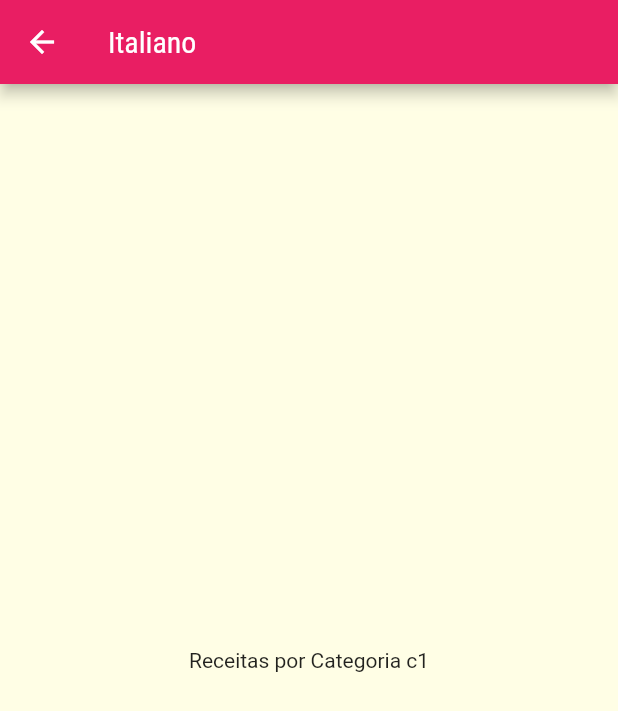
After one commit to AfonsoMachado/meals_app, a Flutter app: the screen it shows after launch, after a tap on "Italiano", on a phone screen of 412 x 824 dp. The commit adds this screen. Shown: the top 711 px of the screen. Run offline on Flutter 3.47's test engine with Material 2 defaults, Android fonts, the phone set to English and light mode, and no system bars.

Commit message:
feat: create category meals screen

```diff
--- a/lib/components/category_item.dart
+++ b/lib/components/category_item.dart
@@ -1,14 +1,27 @@
 import 'package:flutter/material.dart';
 import 'package:meals_app/models/category.dart';
+import 'package:meals_app/screens/categories_meals_screen.dart';
 
 class CategoryItem extends StatelessWidget {
   final Category category;
 
   const CategoryItem(this.category, {super.key});
 
+  // Função para chamar a tela CategoriesMealsScreen
+  void _selectCategory(BuildContext context) {
+    Navigator.of(context).push(
+        MaterialPageRoute(builder: (_) => CategoriesMealsScreen(category)));
+  }
+
   @override
   Widget build(BuildContext context) {
-    return Container(
+    // Componente Clicavel
+    return InkWell(
+      onTap: () => _selectCategory(context),
+      // Borda da área do click
+      borderRadius: BorderRadius.circular(15),
+      splashColor: Theme.of(context).colorScheme.primary,
+      child: Container(
         padding: const EdgeInsets.all(15),
         decoration: BoxDecoration(
             borderRadius: BorderRadius.circular(15),
@@ -24,6 +37,7 @@ class CategoryItem extends StatelessWidget {
           category.title,
           style: Theme.of(context).textTheme.titleLarge,
         ),
+      ),
     );
   }
 }
--- /dev/null
+++ b/lib/screens/categories_meals_screen.dart
@@ -0,0 +1,20 @@
+import 'package:flutter/material.dart';
+import 'package:meals_app/models/category.dart';
+
+class CategoriesMealsScreen extends StatelessWidget {
+  final Category category;
+
+  const CategoriesMealsScreen(this.category, {super.key});
+
+  @override
+  Widget build(BuildContext context) {
+    return Scaffold(
+      appBar: AppBar(
+        title: Text(category.title),
+      ),
+      body: Center(
+        child: Text('Receitas por Categoria ${category.id}'),
+      ),
+    );
+  }
+}
```
Lines whose indentation alone changed are shown as unchanged.
